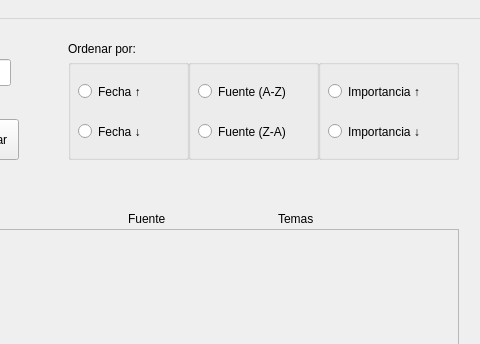
First picture: the form in JcNewsProject/mainwindow.ui, repository dev1d123/JcNews, before the edit; both pictures show x 702 to 1182 and y 0 to 344 of the 1182 by 735 pixel window.
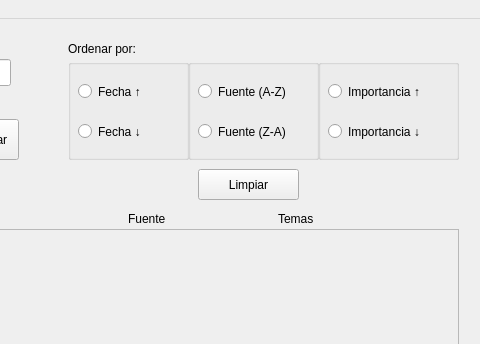
Second picture: the form after the edit.

The edit to the form file:
```diff
--- a/JcNewsProject/mainwindow.ui
+++ b/JcNewsProject/mainwindow.ui
@@ -558,6 +558,19 @@
      <string>Noticias</string>
     </property>
    </widget>
+   <widget class="QPushButton" name="filtrarButton">
+    <property name="geometry">
+     <rect>
+      <x>900</x>
+      <y>150</y>
+      <width>101</width>
+      <height>31</height>
+     </rect>
+    </property>
+    <property name="text">
+     <string>Limpiar</string>
+    </property>
+   </widget>
   </widget>
   <widget class="QMenuBar" name="menubar">
    <property name="geometry">
```
